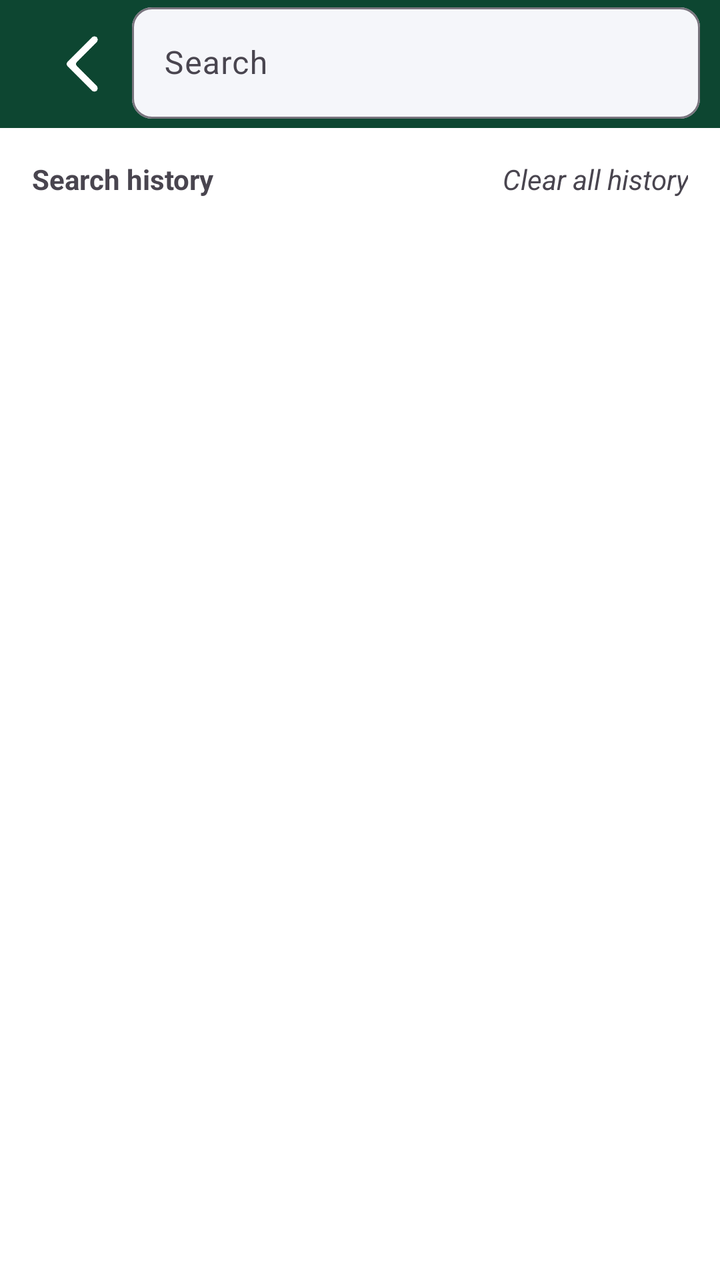
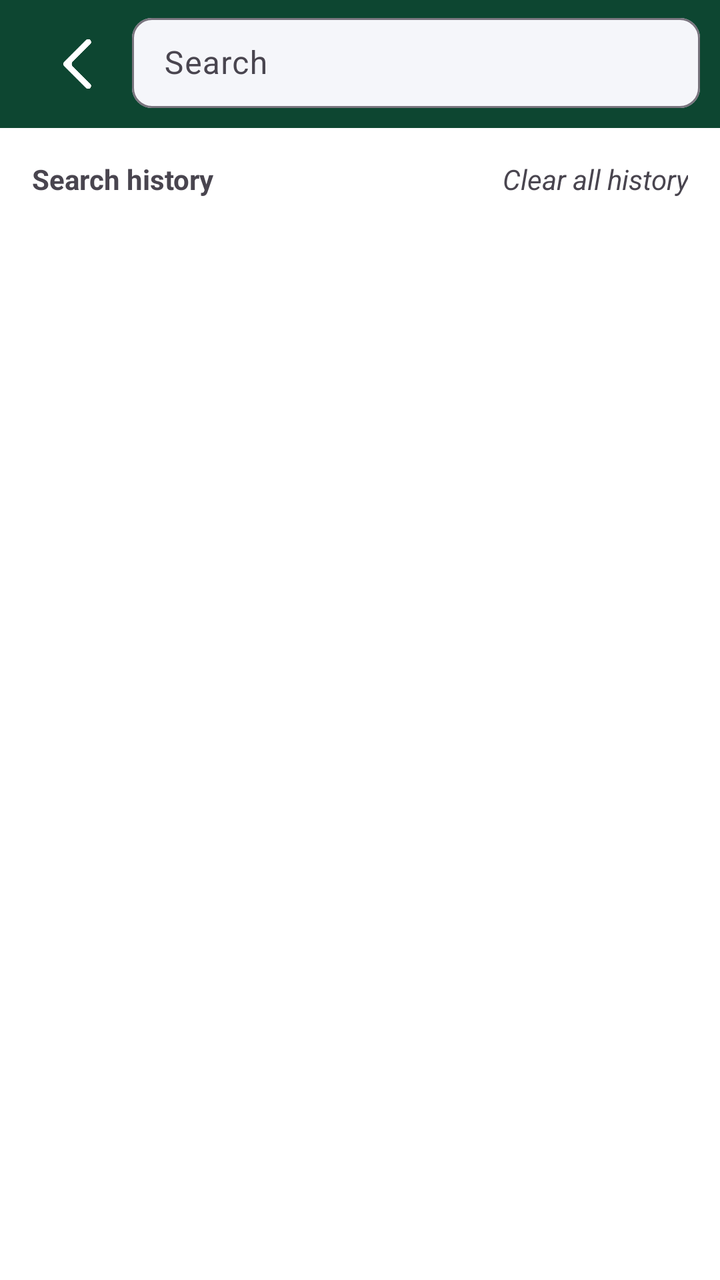

Screens rendered from an Android XML layout before and after an edit, with the pre-edit source and the edit as a unified diff.
<!-- AndroidManifest.xml: application theme Theme.DietarySupplementShop -->
<!-- res/layout/activity_search.xml -->
<?xml version="1.0" encoding="utf-8"?>
<androidx.coordinatorlayout.widget.CoordinatorLayout xmlns:android="http://schemas.android.com/apk/res/android"
    xmlns:app="http://schemas.android.com/apk/res-auto"
    xmlns:tools="http://schemas.android.com/tools"
    android:id="@+id/searchView"
    android:layout_width="match_parent"
    android:layout_height="match_parent"
    tools:context=".SearchActivity">

    <com.google.android.material.appbar.AppBarLayout
        android:id="@+id/appBarLayout"
        android:layout_width="match_parent"
        android:layout_height="wrap_content"
        android:background="@color/color_app">

        <androidx.appcompat.widget.Toolbar
            android:id="@+id/toolbar"
            android:layout_width="match_parent"
            android:layout_height="wrap_content"
            android:fitsSystemWindows="true">

            <FrameLayout
                android:layout_width="match_parent"
                android:layout_height="wrap_content"
                android:orientation="horizontal">

                <ImageButton
                    android:id="@+id/backButton"
                    android:layout_width="50dp"
                    android:layout_height="50dp"
                    android:layout_gravity="start|center_vertical"
                    android:background="?attr/selectableItemBackground"
                    android:contentDescription="@string/back"
                    android:padding="5dp"
                    android:scaleType="fitCenter"
                    android:src="@drawable/back_white_ic" />

                <com.google.android.material.textfield.TextInputLayout
                    android:id="@+id/searchTextInputLayout"
                    android:layout_width="match_parent"
                    android:layout_height="match_parent"
                    android:layout_gravity="center_vertical"
                    android:layout_marginStart="50dp"
                    android:layout_marginBottom="3dp"
                    android:paddingEnd="10dp"
                    app:boxBackgroundColor="#F5F6FA"
                    app:boxCornerRadiusBottomEnd="10dp"
                    app:boxCornerRadiusBottomStart="10dp"
                    app:boxCornerRadiusTopEnd="10dp"
                    app:boxCornerRadiusTopStart="10dp">

                    <com.google.android.material.textfield.TextInputEditText
                        android:id="@+id/searchEditText"
                        android:layout_width="match_parent"
                        android:layout_height="wrap_content"
                        android:hint="@string/search"
                        android:inputType="text"
                        android:textColor="#8F959E"
                        android:textColorHint="@color/color_app" />
                </com.google.android.material.textfield.TextInputLayout>
            </FrameLayout>
        </androidx.appcompat.widget.Toolbar>
    </com.google.android.material.appbar.AppBarLayout>


    <RelativeLayout
        android:id="@+id/frameContain"
        android:layout_width="match_parent"
        android:layout_height="match_parent"
        app:layout_behavior="@string/appbar_scrolling_view_behavior">

        <LinearLayout
            android:id="@+id/frametool"
            android:layout_width="match_parent"
            android:layout_height="wrap_content"
            android:orientation="horizontal"
            android:weightSum="2"
            android:layout_margin="16dp"
            >
            <TextView
                android:id="@+id/titleSearchHistory"
                android:layout_gravity="start"
                android:layout_width="0dp"
                android:layout_weight="1"
                android:layout_height="wrap_content"
                android:text="Search history"
                android:textStyle="bold"
                />

            <TextView
                android:id="@+id/clearAllHistory"
                android:layout_gravity="end"
                android:gravity="end"
                android:layout_width="0dp"
                android:layout_weight="1"
                android:layout_height="wrap_content"
                android:text="Clear all history"
                android:textStyle="italic"
                />



        </LinearLayout>

        <androidx.recyclerview.widget.RecyclerView
            android:id="@+id/searchHistoryRecyclerView"
            android:layout_below="@+id/frametool"
            android:layout_width="match_parent"
            android:layout_height="match_parent"
            android:padding="16dp"
            android:clipToPadding="false"
            android:scrollbars="vertical"/>

    </RelativeLayout>


</androidx.coordinatorlayout.widget.CoordinatorLayout>
<!-- resources referenced by this layout -->
<resources>
  <color name="color_app">#0D4631</color>
  <!-- drawable back_white_ic: png bitmap (drawable, 3716 bytes) -->
  <string name="back">back to previous activity</string>
  <string name="search">Search</string>
  <style name="Theme.DietarySupplementShop" parent="Base.Theme.DietarySupplementShop" />
  <style name="Base.Theme.DietarySupplementShop" parent="Theme.Material3.DayNight.NoActionBar">
          <item name="android:windowBackground">@color/white</item>
          <item name="android:statusBarColor">@android:color/transparent</item>
          <item name="android:windowTranslucentNavigation">true</item>
          <item name="android:windowActivityTransitions">true</item>=
      </style>
  <color name="white">#FFFFFFFF</color>
</resources>

<!-- the commit's change to res/layout/activity_search.xml (unified diff, before → after) -->
@@ -26,12 +26,12 @@
 
                 <ImageButton
                     android:id="@+id/backButton"
-                    android:layout_width="50dp"
-                    android:layout_height="50dp"
+                    android:layout_width="45dp"
+                    android:layout_height="40dp"
                     android:layout_gravity="start|center_vertical"
                     android:background="?attr/selectableItemBackground"
                     android:contentDescription="@string/back"
-                    android:padding="5dp"
+                    android:padding="2dp"
                     android:scaleType="fitCenter"
                     android:src="@drawable/back_white_ic" />
 
@@ -52,7 +52,7 @@
                     <com.google.android.material.textfield.TextInputEditText
                         android:id="@+id/searchEditText"
                         android:layout_width="match_parent"
-                        android:layout_height="wrap_content"
+                        android:layout_height="45dp"
                         android:hint="@string/search"
                         android:inputType="text"
                         android:textColor="#8F959E"
<!-- resource entries referenced after the edit -->
@@ -9,7 +9,12 @@
           <item name="android:windowBackground">@color/white</item>
           <item name="android:statusBarColor">@android:color/transparent</item>
           <item name="android:windowTranslucentNavigation">true</item>
-          <item name="android:windowActivityTransitions">true</item>=
+          <item name="android:windowActivityTransitions">true</item>
+  
+          <item name="colorPrimary">@color/color_app</item>
+          <item name="colorOnPrimary">#FFFFFF</item>
+          <item name="colorPrimaryContainer">#A5D6A7</item>
+          <item name="colorSecondary">#388E3C</item>
       </style>
   <color name="white">#FFFFFFFF</color>
 </resources>
